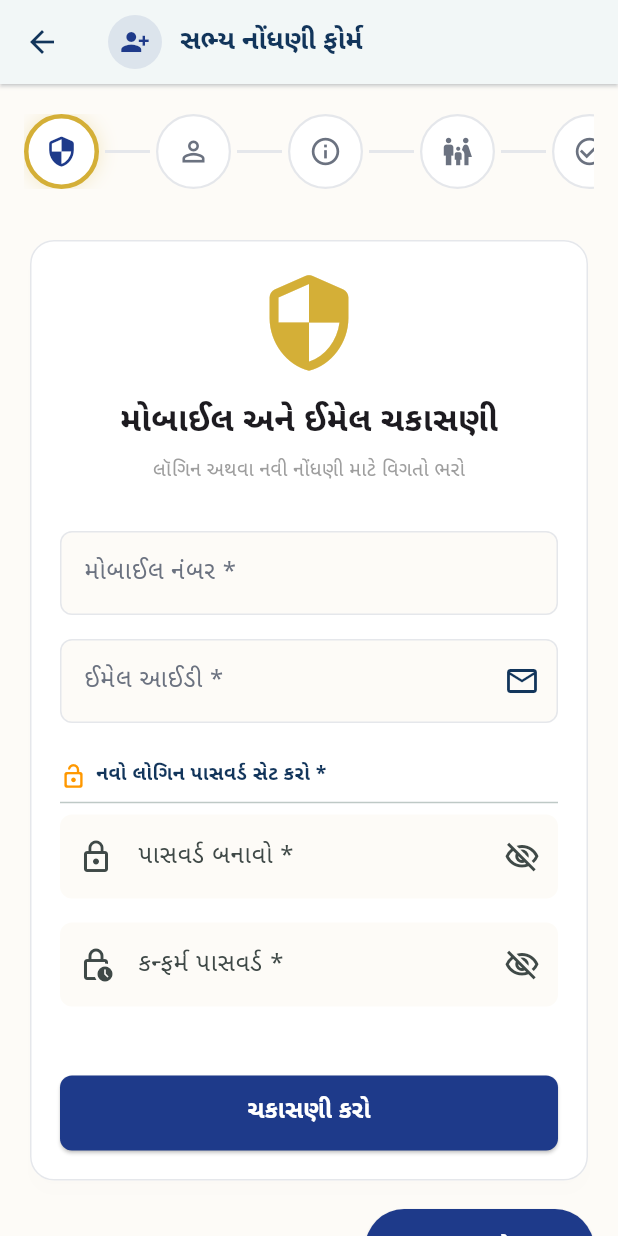
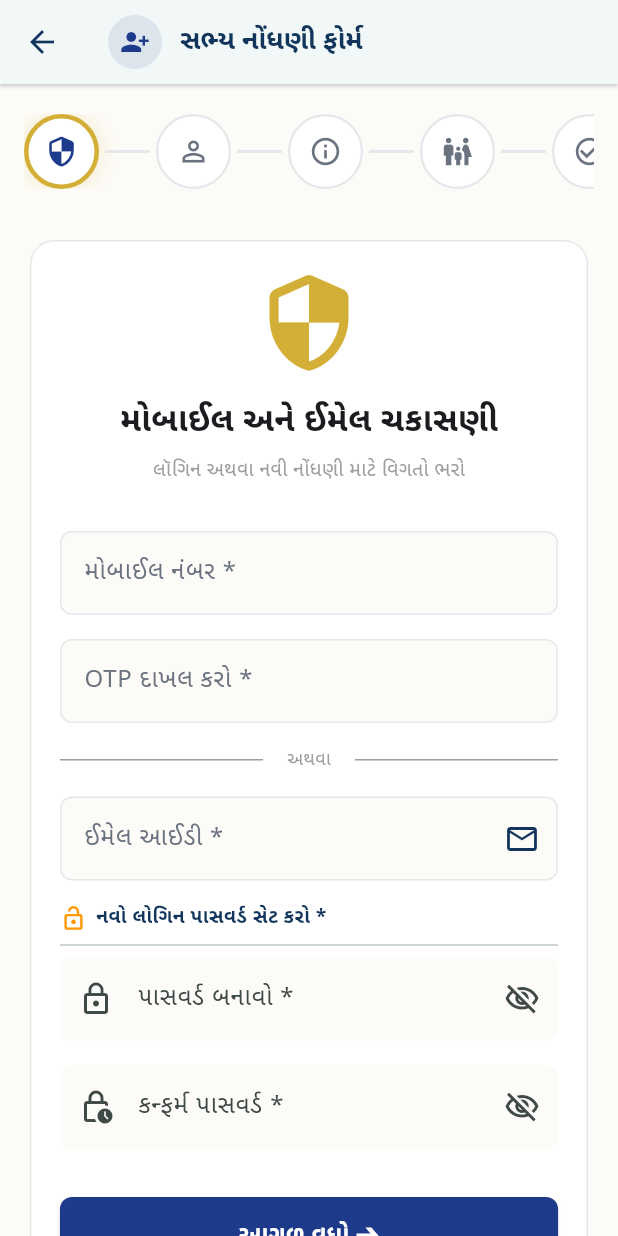
Before and after one commit to Parth-Dattani/RajyaPurohit, a Flutter app: the RegistrationStepperScreen screen opened by its route, on a phone screen of 412 x 824 dp. Run offline on Flutter 3.47's test engine with Material 3 defaults, Android fonts, the phone set to English and light mode, and no system bars; our stand-ins replace get, google_fonts, image_picker, pdf, printing, shared_preferences and 1 more; missing offline and left inert: dart:html, dart:js, dart:ui_web, sendotp_flutter_sdk, universal_html; accounts and stored records are empty.

Commit message:
--Admin_add_otp_login

```diff
--- a/lib/screen/membership/registration_stepper_screen.dart
+++ b/lib/screen/membership/registration_stepper_screen.dart
@@ -197,7 +197,7 @@ class RegistrationStepperScreen extends GetView<RegistrationController> {
   }
 
 // ==========================================
-  // 📱 Step 1: Mobile & Email Verification
+// 📱 Step 1: Mobile & Email Verification (Final Fixed)
 // ==========================================
   Widget _buildMobileStep(BuildContext context) {
     return Column(
@@ -209,19 +209,42 @@ class RegistrationStepperScreen extends GetView<RegistrationController> {
         const Text("લૉગિન અથવા નવી નોંધણી માટે વિગતો ભરો", style: TextStyle(fontSize: 13, color: Colors.grey)),
         const SizedBox(height: 30),
 
+        // ૧. મોબાઈલ નંબર (પહેલા નંબર પર)
         _buildTextField(label: "મોબાઈલ નંબર *", controller: controller.phoneController, prefix: "+91 "),
         const SizedBox(height: 16),
 
+        // ૨. OTP નું ફિલ્ડ (મોબાઈલની નીચે)
+        _buildTextField(label: "OTP દાખલ કરો *", controller: controller.otpController),
+        const SizedBox(height: 16),
+
+        // ➔ ⚡ સરસ મજાની "અથવા" (OR) લાઇન
+        Row(
+          children: const [
+            Expanded(child: Divider(thickness: 1, color: Colors.grey)),
+            Padding(
+              padding: EdgeInsets.symmetric(horizontal: 16),
+              child: Text("અથવા", style: TextStyle(color: Colors.grey, fontSize: 12)),
+            ),
+            Expanded(child: Divider(thickness: 1, color: Colors.grey)),
+          ],
+        ),
+        const SizedBox(height: 16),
+
+        // ૩. ઈમેલ આઈડી
         _buildTextField(label: "ઈમેલ આઈડી *", controller: controller.emailController, icon: Icons.email_outlined),
+        const SizedBox(height: 16),
 
-        // ➔ ⚡ ⚡ જૂના સભ્ય માટેનું લોગિન પાસવર્ડ બોક્સ (શો/હાઇડ સાથે)
+        // ૪. ➔ ⚡ ફિક્સ: જો યુઝરે OTP ફિલ્ડ ખાલી રાખ્યું હોય અને ઈમેલથી લોગિન કરવું હોય તો જ પાસવર્ડ બતાવવો
         Obx(() {
+          // જો OTP નાખ્યો હોય તો પાસવર્ડ હાઈડ જ રહેશે
+          if (controller.otpController.text.trim().isNotEmpty) {
+            return const SizedBox.shrink();
+          }
+
           if (controller.isOldUser.value) {
             return Padding(
-              padding: const EdgeInsets.only(top: 16.0),
-              child: Column( // ➔ Padding ની અંદર Column લીધું જેથી બટન નીચે આવે
-                children: [
-                  TextField(
+              padding: const EdgeInsets.only(bottom: 16.0),
+              child: TextField(
                 controller: controller.passwordController,
                 obscureText: controller.isPasswordHidden.value,
                 style: const TextStyle(color: Colors.black87),
@@ -237,44 +260,17 @@ class RegistrationStepperScreen extends GetView<RegistrationController> {
                   border: OutlineInputBorder(borderRadius: BorderRadius.circular(8), borderSide: BorderSide.none),
                 ),
               ),
-
-                  // ➔ ⚡ અહીં OTP લોગિનનું બટન ઉમેરો
-                  const SizedBox(height: 10),
-                  TextButton.icon(
-                    onPressed: () {
-                      // 1. મોબાઈલ નંબર ચેક કરો
-                      if (controller.phoneController.text.trim().length >= 10) {
-                        // 2. OTP મોકલો
-                        controller.openOtpWidget(controller.phoneController.text.trim());
-                        controller.isOtpSent.value = true;
-                        Get.snackbar("સફળ", "OTP મોકલાઈ ગયો છે, કૃપા કરીને નીચેના બોક્સમાં નાખો!");
-                      } else {
-                        Get.snackbar("ભૂલ", "સાચો મોબાઈલ નંબર દાખલ કરો.");
-                      }
-                    },
-                    icon: const Icon(Icons.sms, size: 16),
-                    label: const Text("પાસવર્ડ નથી યાદ? OTP દ્વારા લોગિન કરો"),
-                  ),
-                ],
-              ),
             );
-          }
-          return const SizedBox.shrink();
-        }),
-
-        // ➔ ⚡ ⚡ નવા સભ્ય માટે પાસવર્ડ સેટિંગ બોક્સ (શો/હાઇડ સાથે)
-        Obx(() {
-          if (!controller.isOldUser.value && controller.currentStep.value == 0) {
+          } else if (!controller.isOldUser.value && controller.currentStep.value == 0) {
             return Padding(
-              padding: const EdgeInsets.only(top: 16.0),
+              padding: const EdgeInsets.only(bottom: 16.0),
               child: Column(
                 crossAxisAlignment: CrossAxisAlignment.start,
                 children: [
-                  const SizedBox(height: 10),
                   const Row(
                     children: [
                       Icon(Icons.lock_open_rounded, color: Colors.orange, size: 18),
-                      const SizedBox(width: 6),
+                      SizedBox(width: 6),
                       Text("નવો લોગિન પાસવર્ડ સેટ કરો *", style: TextStyle(fontWeight: FontWeight.bold, fontSize: 13, color: AppColors.heading)),
                     ],
                   ),
@@ -312,67 +308,34 @@ class RegistrationStepperScreen extends GetView<RegistrationController> {
                     ),
                   ], context),
                 ],
-
               ),
             );
           }
           return const SizedBox.shrink();
         }),
 
-        const SizedBox(height: 30),
-
-        // બટનની ઉપર આ કોડ ઉમેરો
-        Obx(() => controller.isOtpSent.value
-            ? Padding(
-          padding: const EdgeInsets.only(top: 16.0),
-          child: _buildTextField(label: "OTP દાખલ કરો", controller: controller.otpController),
-        )
-            : const SizedBox.shrink()),
-
+        // ૫. ફાઈનલ સબમિટ બટન
         Obx(() => ElevatedButton(
           style: ElevatedButton.styleFrom(
             backgroundColor: AppColors.buttonPrimary,
             minimumSize: const Size(double.infinity, 50),
             shape: RoundedRectangleBorder(borderRadius: BorderRadius.circular(8)),
           ),
-    //       onPressed: controller.isLoading.value
-    //           ? null
-    //           : () async {
-    // if (!controller.isOtpSent.value) {
-    //         // ➔ મોબાઈલ નંબર વેલિડેટ કરો
-    //         if (controller.phoneController.text.trim().length < 10) {
-    //           Get.snackbar("ભૂલ ❌", "સાચો મોબાઈલ નંબર દાખલ કરો!");
-    //           return;
-    //         }
-    //
-    //         // ➔ OTP વિજેટ ઓપન કરવા માટે JS કોલ કરો
-    //         await controller.openOtpWidget(controller.phoneController.text.trim());
-    //         controller.isOtpSent.value = true; // ફિલ્ડ બતાવવા માટે
-    // } else {
-    //   // ➔ ૨. OTP વેરીફાય કરવા માટે
-    //   await controller.handleVerifyOtp(
-    //       controller.currentReqId.value,
-    //       controller.otpController.text.trim());
-    // }
-    //         // if (controller.isOldUser.value) {
-    //         //   controller.directLoginFromStepper();
-    //         // } else {
-    //         //   if (controller.passwordController.text.trim().isEmpty) {
-    //         //     controller.checkUserStatus();
-    //         //   } else {
-    //         //     if (controller.passwordController.text.trim() != controller.confirmPasswordController.text.trim()) {
-    //         //       Get.snackbar("પાસવર્ડ ભૂલ ❌", "બંને પાસવર્ડ એકબીજા સાથે મેચ થતા નથી!",
-    //         //           backgroundColor: Colors.red.shade800, colorText: Colors.white);
-    //         //       return;
-    //         //     }
-    //         //     controller.nextStep();
-    //         //   }
-    //         // }
-    //       },
           onPressed: controller.isLoading.value ? null : () async {
+            // ➔ ૧. જો યુઝરે મોબાઈલ નંબર નાખ્યો હોય અને OTP મોકલવો હોય અથવા વેરિફાઈ કરવો હોય
+            if (controller.phoneController.text.trim().length >= 10 && controller.otpController.text.trim().isEmpty) {
+              if (!controller.isOtpSent.value) {
+                await controller.openOtpWidget(controller.phoneController.text.trim());
+                controller.isOtpSent.value = true;
+                Get.snackbar("સફળ", "OTP મોકલાઈ ગયો છે!");
+              } else {
+                Get.snackbar("ભૂલ ❌", "કૃપા કરીને OTP દાખલ કરો!");
+              }
+              return;
+            }
 
-            // ➔ ૧. જો OTP મોકલેલ હોય અને યુઝર OTP ફિલ્ડમાં કંઈક નાખ્યું હોય (OTP લોગિન મોડ)
-            if (controller.isOtpSent.value && controller.otpController.text.trim().isNotEmpty) {
+            // ➔ ૨. જો યુઝરે OTP નાખી દીધો હોય તો વેરિફાઈ કરો
+            if (controller.otpController.text.trim().isNotEmpty) {
               await controller.handleVerifyOtp(
                   controller.currentReqId.value,
                   controller.otpController.text.trim()
@@ -380,27 +343,26 @@ class RegistrationStepperScreen extends GetView<RegistrationController> {
               return;
             }
 
-            // ➔ ૨. જો જૂનો યુઝર પાસવર્ડથી લોગિન કરવા માંગતો હોય
+            // ➔ ૩. જો ઈમેલ અને પાસવર્ડથી લોગિન કરવું હોય
             if (controller.isOldUser.value) {
               await controller.directLoginFromStepper();
+            } else {
+              if (controller.passwordController.text.trim().isEmpty) {
+                controller.checkUserStatus();
+              } else {
+                if (controller.passwordController.text.trim() != controller.confirmPasswordController.text.trim()) {
+                  Get.snackbar("પાસવર્ડ ભૂલ ❌", "બંને પાસવર્ડ એકબીજા સાથે મેચ થતા નથી!",
+                      backgroundColor: Colors.red.shade800, colorText: Colors.white);
+                  return;
                 }
-            // ➔ ૩. જો નવો યુઝર હોય
-            else {
-              if (!controller.isOtpSent.value) {
-                await controller.openOtpWidget(controller.phoneController.text.trim());
-                controller.isOtpSent.value = true;
-              } else {
-                await controller.handleVerifyOtp(
-                    controller.currentReqId.value,
-                    controller.otpController.text.trim()
-                );
+                controller.nextStep();
               }
             }
           },
           child: controller.isLoading.value
               ? const SizedBox(width: 24, height: 24, child: CircularProgressIndicator(color: Colors.white, strokeWidth: 2.5))
               : Text(
-              controller.isOldUser.value ? "લોગિન કરો" : (controller.passwordController.text.trim().isEmpty ? "ચકાસણી કરો" : "આગળ વધો ➔"),
+              controller.otpController.text.trim().isNotEmpty ? "OTP વેરિફાઈ કરો ➔" : (controller.isOldUser.value ? "લોગિન કરો" : "આગળ વધો ➔"),
               style: const TextStyle(color: Colors.white, fontWeight: FontWeight.bold, fontSize: 16)
           ),
         )),
```
Also changed, not shown: assets/images/rajyagor_header.png. Lines whose indentation alone changed are shown as unchanged.
